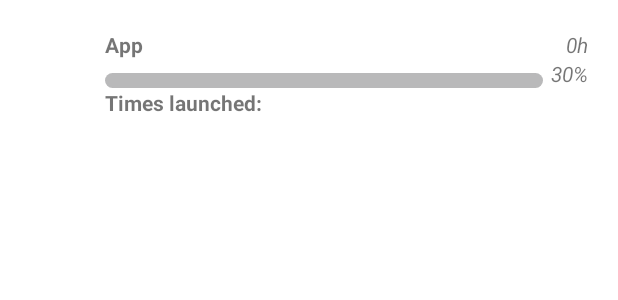
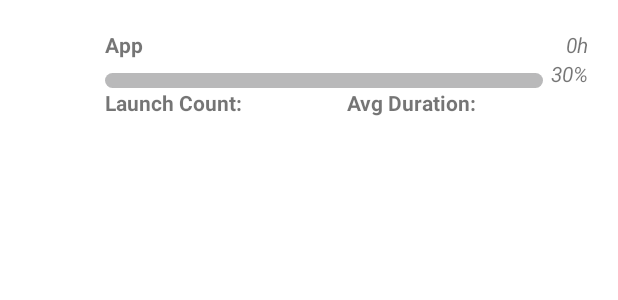
Before and after one commit to rstaniek/JOMO, an Android app: the layout item_app.xml on its own in the app's theme, with its tools: preview values and no code run, on a phone screen of 412 x 824 dp. Shown: the top 300 px of the screen. Run offline under Robolectric (Android 15) with nearby library versions, the phone set to English and light mode, and no system bars.

Commit message:
Fixing and adding minor stuff

```diff
--- a/android/app/src/main/java/dk/mths/jomo/service/UsageStatsService.kt
+++ b/android/app/src/main/java/dk/mths/jomo/service/UsageStatsService.kt
@@ -89,6 +89,9 @@ class UsageStatsService(context: Context) {
                 val percentageOfLongestRunningApp =
                     (usageStats.totalTimeInForeground * 100 / longestAppRunTime).toInt()
                 val openCount: Int = eventMap.getOrDefault(packageName, 0)
+                var averageDuration: String = "0"
+                if(openCount != 0)
+                  averageDuration = getDurationBreakdown(usageStats.totalTimeInForeground / openCount.toLong())
 
                 val usageStatDTO = App(
                     icon,
@@ -96,7 +99,8 @@ class UsageStatsService(context: Context) {
                     usagePercentage,
                     percentageOfLongestRunningApp,
                     usageDuration,
-                    openCount
+                    openCount,
+                    averageDuration
                 )
                 appsList.add(usageStatDTO)
             } catch (e: PackageManager.NameNotFoundException) {
--- a/android/app/src/main/java/dk/mths/jomo/utils/App.java
+++ b/android/app/src/main/java/dk/mths/jomo/utils/App.java
@@ -9,14 +9,16 @@ public class App {
     public int percentageOfLongestRunning;
     public  String usageDuration;
     public int openCount;
+    public String averageDuration;
 
 
-    public App(Drawable appIcon, String appName, int usagePercentage, int percentageOfLongestRunning, String usageDuration, int openCount) {
+    public App(Drawable appIcon, String appName, int usagePercentage, int percentageOfLongestRunning, String usageDuration, int openCount, String averageDuration) {
         this.appIcon = appIcon;
         this.appName = appName;
         this.usagePercentage = usagePercentage;
         this.percentageOfLongestRunning = percentageOfLongestRunning;
         this.usageDuration = usageDuration;
         this.openCount = openCount;
+        this.averageDuration = averageDuration;
     }
 }
--- a/android/app/src/main/java/dk/mths/jomo/utils/AppsAdapter.java
+++ b/android/app/src/main/java/dk/mths/jomo/utils/AppsAdapter.java
@@ -37,16 +37,18 @@ public class AppsAdapter extends ArrayAdapter<App> {
         TextView usage_perc_tv = convertView.findViewById(R.id.usage_perc_tv);
         ImageView icon_img =  convertView.findViewById(R.id.icon_img);
         ProgressBar progressBar = convertView.findViewById(R.id.progressBar);
+        TextView averageDuration = convertView.findViewById(R.id.app_average_duration);
 
 
 
         // Populate the data into the template view using the data object
         app_name_tv.setText(usageStats.appName);
-        app_open_count.setText("Launch count: " + usageStats.openCount);
+        app_open_count.setText("Opened: " + usageStats.openCount);
         usage_duration_tv.setText(usageStats.usageDuration);
         usage_perc_tv.setText(usageStats.usagePercentage + "%");
         icon_img.setImageDrawable(usageStats.appIcon);
         progressBar.setProgress(usageStats.percentageOfLongestRunning);
+        averageDuration.setText("Avg: " + usageStats.averageDuration);
 
 
 
--- a/android/app/src/main/res/layout/item_app.xml
+++ b/android/app/src/main/res/layout/item_app.xml
@@ -65,13 +65,30 @@
                 android:textStyle="italic" />
         </LinearLayout>
 
-        <TextView
-            android:id="@+id/app_open_count"
+
+        <LinearLayout
             android:layout_width="match_parent"
-            android:layout_height="wrap_content"
-            android:layout_weight="1"
-            android:text="Times launched: "
-            android:textStyle="bold" />
+            android:layout_height="0dp"
+            android:layout_weight="2">
+
+            <TextView
+                android:id="@+id/app_open_count"
+                android:layout_width="match_parent"
+                android:layout_height="wrap_content"
+                android:layout_weight="1"
+                android:text="Launch Count: "
+                android:textStyle="bold" />
+
+
+            <TextView
+                android:id="@+id/app_average_duration"
+                android:layout_width="match_parent"
+                android:layout_height="wrap_content"
+                android:layout_weight="1"
+                android:text="Avg Duration:"
+                android:textStyle="bold" />
+        </LinearLayout>
+
 
     </LinearLayout>
 </LinearLayout>
```
Also changed, not shown: android/app/src/main/java/dk/mths/jomo/service/JomoTriggerService.java (+14 -9 lines).
